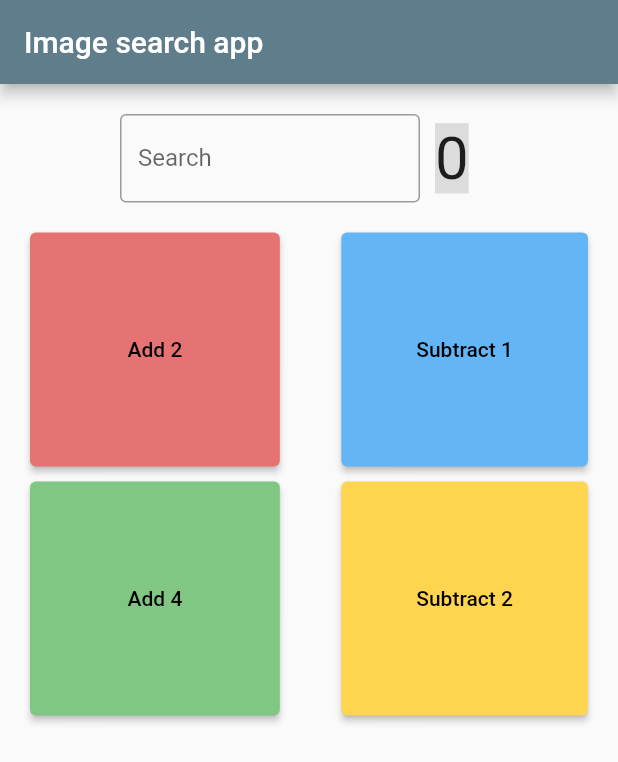
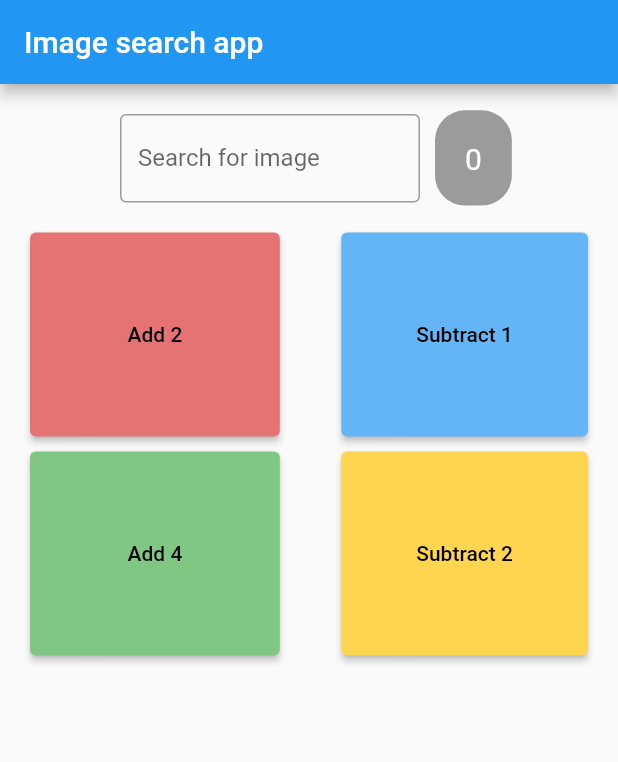
Before and after one commit to shhishir/ImageSearch, a Flutter app: the screen it shows after launch, on a phone screen of 412 x 824 dp. Shown: the top 762 px of the screen. Run offline on Flutter 3.47's test engine with Material 2 defaults, Android fonts, the phone set to English and light mode, and no system bars.

```diff
--- a/lib/main.dart
+++ b/lib/main.dart
@@ -13,7 +13,7 @@ class MyApp extends StatelessWidget {
     return MaterialApp(
       title: 'Image Search',
       theme: ThemeData(
-        primarySwatch: Colors.blueGrey,
+        primarySwatch: Colors.blue,
       ),
       home: const MyHomePage(title: 'Image search app'),
     );
@@ -71,14 +71,19 @@ class _MyHomePageState extends State<MyHomePage> {
                     style: TextStyle( color: Colors.black),
                     decoration: InputDecoration(
                       border: OutlineInputBorder(),
-                      labelText: 'Search',
+                      labelText: 'Search for image',
                     ),
                 ),),),
-              Padding(padding:const EdgeInsets.fromLTRB(0.0, 20.0, 0.0, 0.0),
+              Padding(padding:const EdgeInsets.fromLTRB(20.0, 20.0, 0.0, 0.0),
               child: Text('$_counter',
-                style: const TextStyle(
-                    backgroundColor: Colors.black12,
-                    fontSize: 40)),)
+                style: TextStyle(
+                    background: Paint()
+                      ..strokeWidth = 40.0
+                      ..color = Colors.black38
+                      ..style = PaintingStyle.stroke
+                      ..strokeJoin = StrokeJoin.round,
+                    fontSize: 20,
+                    color: Colors.white)),)
             ]),
             _addFirstRowButtons(),
             _addSecondRowButtons()
@@ -96,7 +101,7 @@ class _MyHomePageState extends State<MyHomePage> {
           child: ElevatedButton(
               style: ElevatedButton.styleFrom(
                 padding: const EdgeInsets.symmetric(
-                    horizontal: 65.0, vertical: 70.0),
+                    horizontal: 65.0, vertical: 60.0),
                 primary: Colors.red[300]!,
               ),
               onPressed: _addByTwo,
@@ -107,7 +112,7 @@ class _MyHomePageState extends State<MyHomePage> {
               child: ElevatedButton(
               style: ElevatedButton.styleFrom(
                 padding: const EdgeInsets.symmetric(
-                    horizontal: 50.0, vertical: 70.0),
+                    horizontal: 50.0, vertical: 60.0),
                     primary: Colors.blue[300]!,
               ),
               onPressed: _subByOne,
@@ -126,7 +131,7 @@ class _MyHomePageState extends State<MyHomePage> {
                 child: ElevatedButton(
                   style: ElevatedButton.styleFrom(
                     padding: const EdgeInsets.symmetric(
-                        horizontal: 65.0, vertical: 70.0),
+                        horizontal: 65.0, vertical: 60.0),
                     primary: Colors.green[300]!,
                   ),
                   onPressed: _addByFour,
@@ -138,7 +143,7 @@ class _MyHomePageState extends State<MyHomePage> {
               child: ElevatedButton(
                 style: ElevatedButton.styleFrom(
                   padding: const EdgeInsets.symmetric(
-                      horizontal: 50.0, vertical: 70.0),
+                      horizontal: 50.0, vertical: 60.0),
                   primary: Colors.amber[300]!,
                 ),
                 onPressed: _subByTwo,
```
